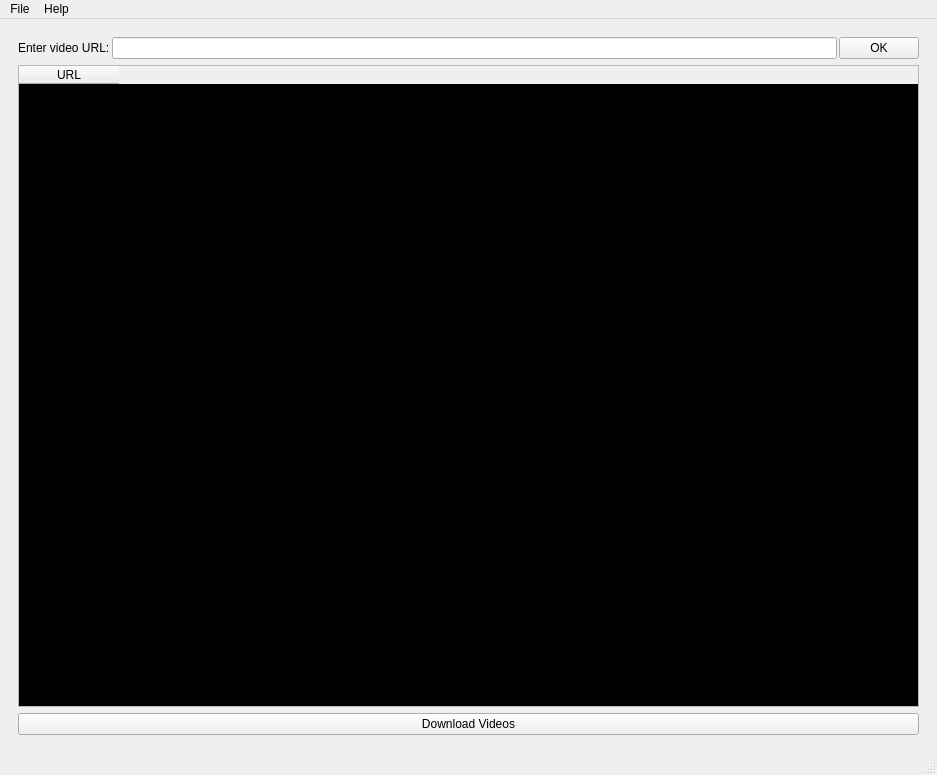
This is UI_Files/main_window.ui in lzambella/Qyoutube-dl as Qt 5 draws it before an edit. The edited form follows.
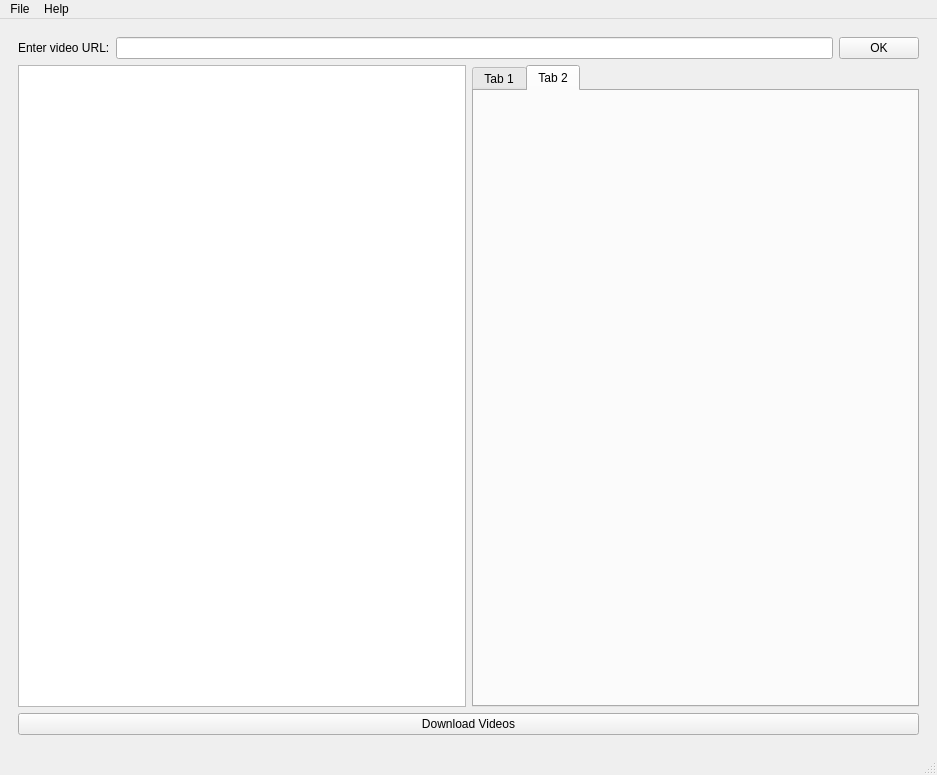
This is the edited form.

Commit message: combine main_window and settings

Patch:
```diff
--- a/UI_Files/main_window.ui
+++ b/UI_Files/main_window.ui
@@ -29,114 +29,31 @@
    <layout class="QGridLayout" name="gridLayout_2">
     <item row="0" column="0">
      <widget class="QFrame" name="frame">
-      <layout class="QGridLayout" name="gridLayout">
+      <property name="sizePolicy">
+       <sizepolicy hsizetype="Preferred" vsizetype="Preferred">
+        <horstretch>0</horstretch>
+        <verstretch>0</verstretch>
+       </sizepolicy>
+      </property>
+      <layout class="QVBoxLayout" name="verticalLayout">
        <property name="sizeConstraint">
         <enum>QLayout::SetDefaultConstraint</enum>
        </property>
-       <item row="2" column="0">
-        <widget class="QPushButton" name="pushButton_2">
-         <property name="sizePolicy">
-          <sizepolicy hsizetype="Expanding" vsizetype="Fixed">
-           <horstretch>0</horstretch>
-           <verstretch>0</verstretch>
-          </sizepolicy>
-         </property>
-         <property name="text">
-          <string>Download Videos</string>
-         </property>
-        </widget>
-       </item>
-       <item row="1" column="0">
-        <widget class="QTableWidget" name="tableWidget">
-         <property name="sizePolicy">
-          <sizepolicy hsizetype="Expanding" vsizetype="Expanding">
-           <horstretch>0</horstretch>
-           <verstretch>2</verstretch>
-          </sizepolicy>
-         </property>
-         <property name="palette">
-          <palette>
-           <active>
-            <colorrole role="Text">
-             <brush brushstyle="SolidPattern">
-              <color alpha="255">
-               <red>255</red>
-               <green>255</green>
-               <blue>255</blue>
-              </color>
-             </brush>
-            </colorrole>
-            <colorrole role="Base">
-             <brush brushstyle="SolidPattern">
-              <color alpha="255">
-               <red>0</red>
-               <green>0</green>
-               <blue>0</blue>
-              </color>
-             </brush>
-            </colorrole>
-           </active>
-           <inactive>
-            <colorrole role="Text">
-             <brush brushstyle="SolidPattern">
-              <color alpha="255">
-               <red>255</red>
-               <green>255</green>
-               <blue>255</blue>
-              </color>
-             </brush>
-            </colorrole>
-            <colorrole role="Base">
-             <brush brushstyle="SolidPattern">
-              <color alpha="255">
-               <red>0</red>
-               <green>0</green>
-               <blue>0</blue>
-              </color>
-             </brush>
-            </colorrole>
-           </inactive>
-           <disabled>
-            <colorrole role="Text">
-             <brush brushstyle="SolidPattern">
-              <color alpha="255">
-               <red>106</red>
-               <green>104</green>
-               <blue>100</blue>
-              </color>
-             </brush>
-            </colorrole>
-            <colorrole role="Base">
-             <brush brushstyle="SolidPattern">
-              <color alpha="255">
-               <red>212</red>
-               <green>208</green>
-               <blue>200</blue>
-              </color>
-             </brush>
-            </colorrole>
-           </disabled>
-          </palette>
-         </property>
-         <property name="sizeAdjustPolicy">
-          <enum>QAbstractScrollArea::AdjustToContentsOnFirstShow</enum>
-         </property>
-         <column>
-          <property name="text">
-           <string>URL</string>
-          </property>
-         </column>
-        </widget>
-       </item>
-       <item row="0" column="0">
-        <layout class="QHBoxLayout" name="url_layout">
-         <property name="spacing">
-          <number>2</number>
-         </property>
+       <item>
+        <layout class="QGridLayout" name="gridLayout_3">
          <property name="sizeConstraint">
-          <enum>QLayout::SetFixedSize</enum>
+          <enum>QLayout::SetDefaultConstraint</enum>
          </property>
-         <item>
+         <property name="leftMargin">
+          <number>0</number>
+         </property>
+         <property name="topMargin">
+          <number>0</number>
+         </property>
+         <property name="bottomMargin">
+          <number>0</number>
+         </property>
+         <item row="0" column="0">
           <widget class="QLabel" name="label">
            <property name="sizePolicy">
             <sizepolicy hsizetype="Expanding" vsizetype="Fixed">
@@ -149,7 +66,7 @@
            </property>
           </widget>
          </item>
-         <item>
+         <item row="0" column="1">
           <widget class="QLineEdit" name="lineEdit">
            <property name="sizePolicy">
             <sizepolicy hsizetype="Expanding" vsizetype="Fixed">
@@ -159,7 +76,7 @@
            </property>
           </widget>
          </item>
-         <item>
+         <item row="0" column="2">
           <widget class="QPushButton" name="pushButton">
            <property name="sizePolicy">
             <sizepolicy hsizetype="Fixed" vsizetype="Fixed">
@@ -174,6 +91,50 @@
          </item>
         </layout>
        </item>
+       <item>
+        <layout class="QHBoxLayout" name="horizontalLayout">
+         <property name="spacing">
+          <number>6</number>
+         </property>
+         <property name="topMargin">
+          <number>0</number>
+         </property>
+         <item>
+          <widget class="QListWidget" name="url_list"/>
+         </item>
+         <item>
+          <widget class="QTabWidget" name="tabWidget">
+           <property name="currentIndex">
+            <number>1</number>
+           </property>
+           <widget class="QWidget" name="tab">
+            <attribute name="title">
+             <string>Tab 1</string>
+            </attribute>
+           </widget>
+           <widget class="QWidget" name="tab_2">
+            <attribute name="title">
+             <string>Tab 2</string>
+            </attribute>
+            <zorder></zorder>
+           </widget>
+          </widget>
+         </item>
+        </layout>
+       </item>
+       <item>
+        <widget class="QPushButton" name="pushButton_2">
+         <property name="sizePolicy">
+          <sizepolicy hsizetype="Expanding" vsizetype="Fixed">
+           <horstretch>0</horstretch>
+           <verstretch>0</verstretch>
+          </sizepolicy>
+         </property>
+         <property name="text">
+          <string>Download Videos</string>
+         </property>
+        </widget>
+       </item>
       </layout>
      </widget>
     </item>
```
The commit also changes 2 other files.
